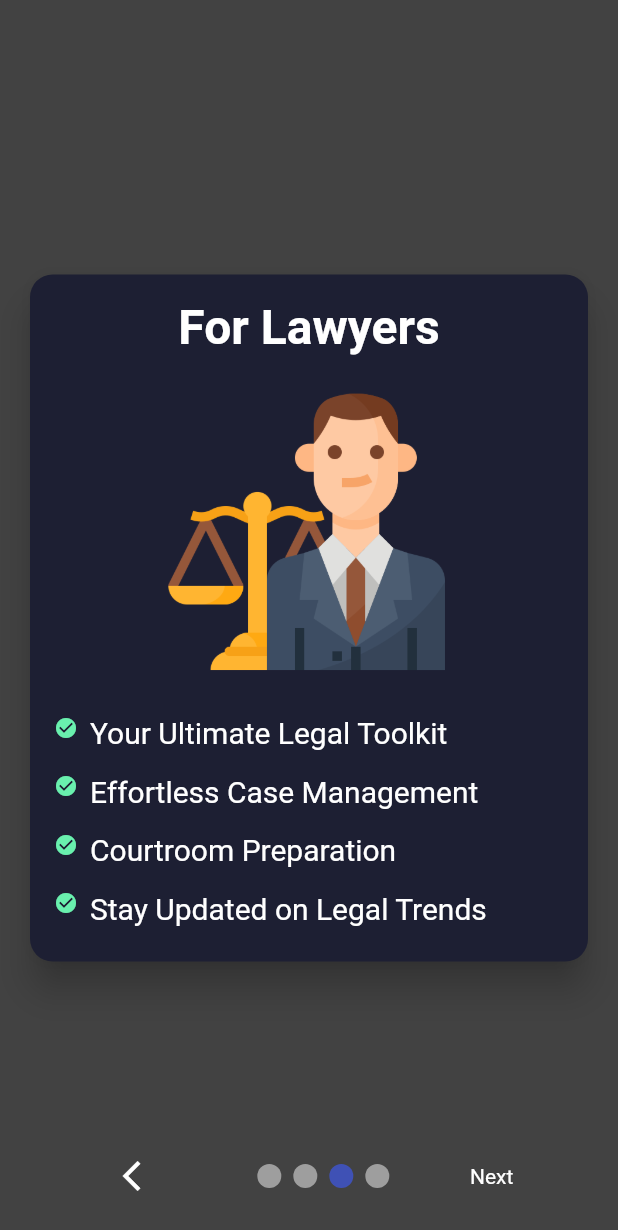
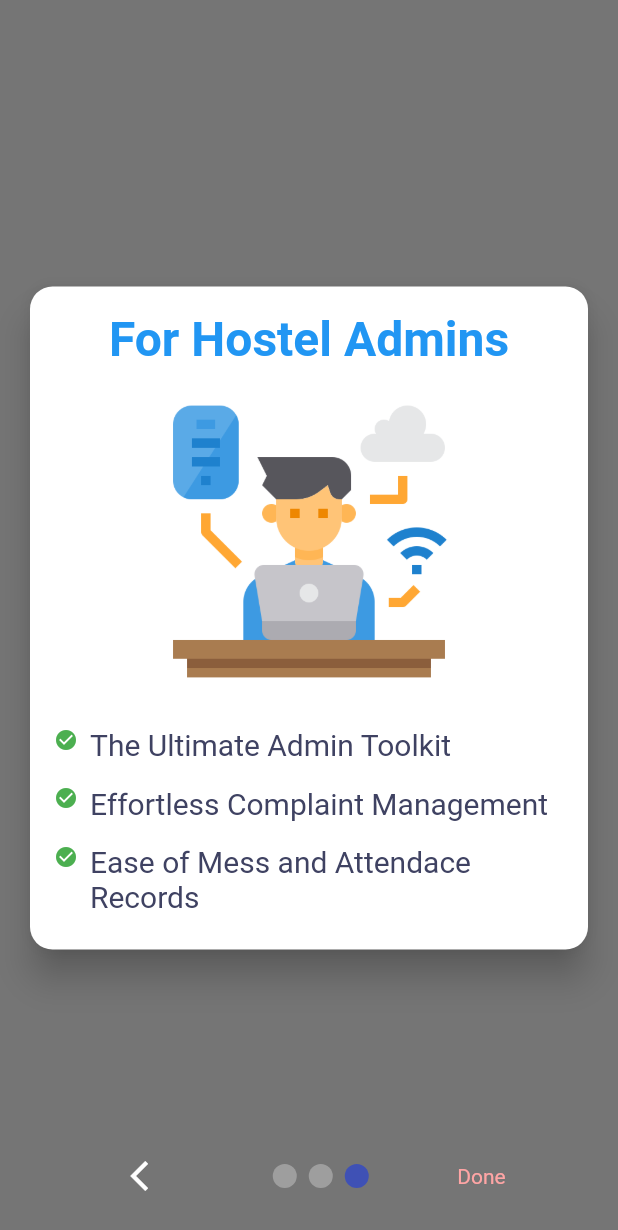
Before and after one commit to drowsy-coder/hostel-hub, a Flutter app: the screen it shows after launch, swiped to page 3, on a phone screen of 412 x 824 dp. Shown: the top 1230 px of the screen. Run offline on Flutter 3.47's test engine with Material 2 defaults, Android fonts, the phone set to English and light mode, and no system bars; drawn by our look-alikes of smooth_page_indicator; our stand-ins replace animated_text_kit, audioplayers, bubble, cloud_firestore, dot_navigation_bar, expansion_tile_card and 9 more; missing offline and left inert: dialogflow_flutter, flutter_face_api, google_mlkit_face_detection, in_app_webview, syncfusion_flutter_pdfviewer; accounts and stored records are empty; project files that could hold a hidden picture were left out.

Commit message:
ch0_sps1

```diff
--- a/lib/screens/Intro/intro_screen.dart
+++ b/lib/screens/Intro/intro_screen.dart
@@ -16,13 +16,13 @@ class _IntroScreenState extends State<IntroScreen> {
   @override
   Widget build(BuildContext context) {
     return Scaffold(
-      backgroundColor: Colors.grey[800],
+      backgroundColor: Colors.grey[700],
       body: Stack(
         children: [
           PageView(
             onPageChanged: (value) {
               setState(() {
-                onLastPage = value == 3;
+                onLastPage = value == 2;
               });
             },
             controller: _controller,
@@ -31,32 +31,19 @@ class _IntroScreenState extends State<IntroScreen> {
               buildFeaturePage(
                   "For hostelers",
                   [
-                    "Your Path to Fairness",
-                    "Legal Education and Awareness",
-                    "Case Monitoring and Updates",
-                    "Direct Comms with Your Lawyer",
-                    "Emotional Support and Counseling",
+                    "Mark your attendance",
+                    "Get your daily mess menu",
+                    "Ease of complaint registration",
                   ],
                   'assets/images/target.png'),
               buildFeaturePage(
-                  "For Lawyers",
+                  "For Hostel Admins",
                   [
-                    "Your Ultimate Legal Toolkit",
-                    "Effortless Case Management",
-                    "Courtroom Preparation",
-                    "Stay Updated on Legal Trends",
+                    "The Ultimate Admin Toolkit",
+                    "Effortless Complaint Management",
+                    "Ease of Mess and Attendace Records"
                   ],
-                  'assets/images/lawyer2.png'),
-              buildFeaturePage(
-                  "For Court Officials",
-                  [
-                    "Pioneering Judicial Efficiency",
-                    "Integration with Court Systems",
-                    "Streamlined Case Tracking",
-                    "Efficient Hearing Management",
-                    "Paperless Record Management",
-                  ],
-                  'assets/images/judge-2.png'),
+                  'assets/images/admin.png'),
             ],
           ),
           Align(
@@ -80,12 +67,13 @@ class _IntroScreenState extends State<IntroScreen> {
                   ),
                   SmoothPageIndicator(
                     controller: _controller,
-                    count: 4,
+                    count: 3,
                   ),
                   GestureDetector(
                     child: Text(
                       onLastPage ? "Done" : "Next",
-                      style: const TextStyle(color: Colors.white),
+                      style: const TextStyle(
+                          color: Color.fromARGB(255, 255, 165, 165)),
                     ),
                     onTap: () {
                       if (onLastPage) {
@@ -118,7 +106,7 @@ class _IntroScreenState extends State<IntroScreen> {
       children: [
         const SizedBox(height: 200),
         Card(
-          color: const Color(0xFF1D1F33),
+          color: const Color(0xFFFFFFFF),
           elevation: 10,
           shape:
               RoundedRectangleBorder(borderRadius: BorderRadius.circular(15)),
@@ -139,10 +127,10 @@ class _IntroScreenState extends State<IntroScreen> {
                   style: TextStyle(
                       fontSize: 32,
                       fontWeight: FontWeight.bold,
-                      color: Colors.white),
+                      color: Color.fromARGB(255, 0, 70, 127)),
                 ),
                 const Text(
-                  "न्याय Sahaya",
+                  "hostelHub",
                   style: TextStyle(
                       fontSize: 32,
                       fontWeight: FontWeight.bold,
@@ -150,22 +138,23 @@ class _IntroScreenState extends State<IntroScreen> {
                 ),
                 const SizedBox(height: 16),
                 Image.asset(
-                  'assets/images/402-legal-balance-legal-unscreen.gif',
+                  'assets/images/students0.png',
                   width: 200,
                   height: 200,
                 ),
                 const SizedBox(height: 20),
                 const Text(
-                  "Empowering Undertrials",
+                  "Empowering hostelers",
                   style: TextStyle(
                       fontSize: 24,
                       fontWeight: FontWeight.bold,
-                      color: Colors.white),
+                      color: Color.fromARGB(255, 0, 62, 113)),
                 ),
                 const SizedBox(height: 16),
                 const Text(
-                  "Legal Aid, Simplified, Accessible and Transparent.",
-                  style: TextStyle(fontSize: 18, color: Colors.white),
+                  "The one stop for all hosteler needs",
+                  style: TextStyle(
+                      fontSize: 18, color: Color.fromARGB(255, 0, 62, 113)),
                   textAlign: TextAlign.center,
                 ),
               ],
@@ -179,12 +168,12 @@ class _IntroScreenState extends State<IntroScreen> {
   Widget buildFeaturePage(
       String title, List<String> features, String imageAsset) {
     return Container(
-      color: Colors.grey[800],
+      color: Colors.grey[600],
       child: Column(
         mainAxisAlignment: MainAxisAlignment.center,
         children: [
           Card(
-            color: const Color(0xFF1D1F33),
+            color: const Color(0xFFFFFFFF),
             elevation: 10,
             shape:
                 RoundedRectangleBorder(borderRadius: BorderRadius.circular(15)),
@@ -198,7 +187,7 @@ class _IntroScreenState extends State<IntroScreen> {
                     style: const TextStyle(
                         fontSize: 32,
                         fontWeight: FontWeight.bold,
-                        color: Colors.white),
+                        color: Colors.blue),
                   ),
                   const SizedBox(height: 16),
                   Image.asset(
@@ -218,14 +207,15 @@ class _IntroScreenState extends State<IntroScreen> {
                             const Icon(
                               Icons.check_circle,
                               size: 16,
-                              color: Colors.greenAccent,
+                              color: Colors.green,
                             ),
                             const SizedBox(width: 8),
                             Expanded(
                               child: Text(
                                 feature,
                                 style: const TextStyle(
-                                    fontSize: 20, color: Colors.white),
+                                    fontSize: 20,
+                                    color: Color.fromARGB(255, 63, 66, 98)),
                               ),
                             ),
                           ],
```
Also changed, not shown: assets/images/admin.png (added), assets/images/admin.svg (added), assets/images/students0.png (added).
